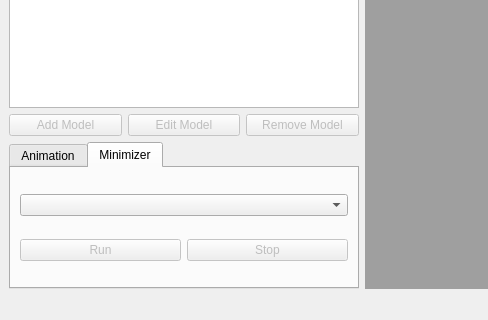
Old version of the form src/QT/gui_main.ui in the repository bkloppenborg/simtoi; both pictures show x 0 to 488 and y 301 to 621 of the 800 by 621 pixel window.
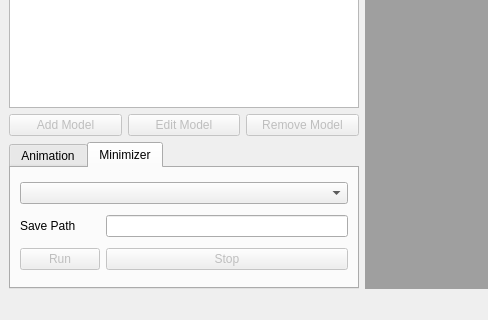
New version of the form. The open tabs and pages were chosen to show the change.

Patch:
```diff
--- a/src/QT/gui_main.ui
+++ b/src/QT/gui_main.ui
@@ -306,7 +306,7 @@
         <item row="0" column="0" colspan="2">
          <widget class="QComboBox" name="cboMinimizers"/>
         </item>
-        <item row="1" column="0">
+        <item row="3" column="0">
          <widget class="QPushButton" name="btnRunMinimizer">
           <property name="enabled">
            <bool>false</bool>
@@ -316,7 +316,7 @@
           </property>
          </widget>
         </item>
-        <item row="1" column="1">
+        <item row="3" column="1">
          <widget class="QPushButton" name="btnStopMinimizer">
           <property name="enabled">
            <bool>false</bool>
@@ -326,6 +326,16 @@
           </property>
          </widget>
         </item>
+        <item row="1" column="0">
+         <widget class="QLabel" name="label_6">
+          <property name="text">
+           <string>Save Path</string>
+          </property>
+         </widget>
+        </item>
+        <item row="1" column="1">
+         <widget class="QLineEdit" name="textSavePath"/>
+        </item>
        </layout>
       </widget>
      </widget>
```
Left out of the diff: 2 changed lines with no effect on the pictures.
